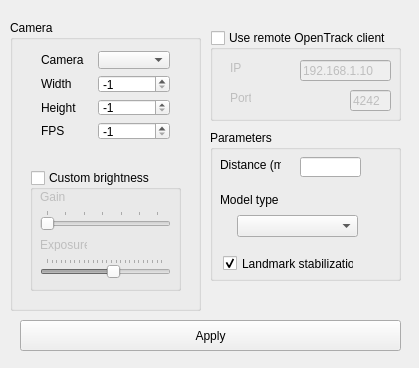
First picture: the form in Client/src/view/ConfigWindow.ui, repository AIRLegend/aitrack, before the edit.
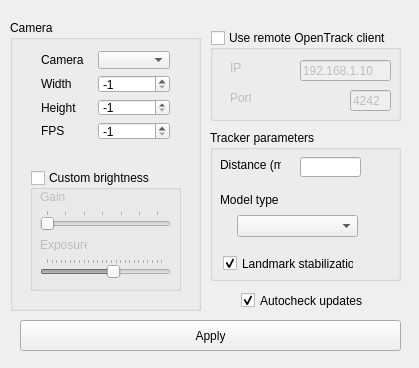
Second picture: the form after the edit. Icons and pictures are not drawn.

What changed in the file:
```diff
--- a/Client/src/view/ConfigWindow.ui
+++ b/Client/src/view/ConfigWindow.ui
@@ -342,7 +342,7 @@
     </rect>
    </property>
    <property name="title">
-    <string>Parameters</string>
+    <string>Tracker parameters</string>
    </property>
    <widget class="QLabel" name="label_9">
     <property name="geometry">
@@ -416,6 +416,28 @@
     </property>
    </widget>
   </widget>
+  <widget class="QCheckBox" name="updateChckbox">
+   <property name="geometry">
+    <rect>
+     <x>241</x>
+     <y>290</y>
+     <width>131</width>
+     <height>21</height>
+    </rect>
+   </property>
+   <property name="toolTip">
+    <string>&lt;html&gt;&lt;head/&gt;&lt;body&gt;&lt;p&gt;Check for a newer version of the program on GitHub and notify me if available.&lt;/p&gt;&lt;/body&gt;&lt;/html&gt;</string>
+   </property>
+   <property name="toolTipDuration">
+    <number>-1</number>
+   </property>
+   <property name="text">
+    <string>Autocheck updates</string>
+   </property>
+   <property name="checked">
+    <bool>true</bool>
+   </property>
+  </widget>
  </widget>
  <layoutdefault spacing="6" margin="11"/>
  <resources>
```
